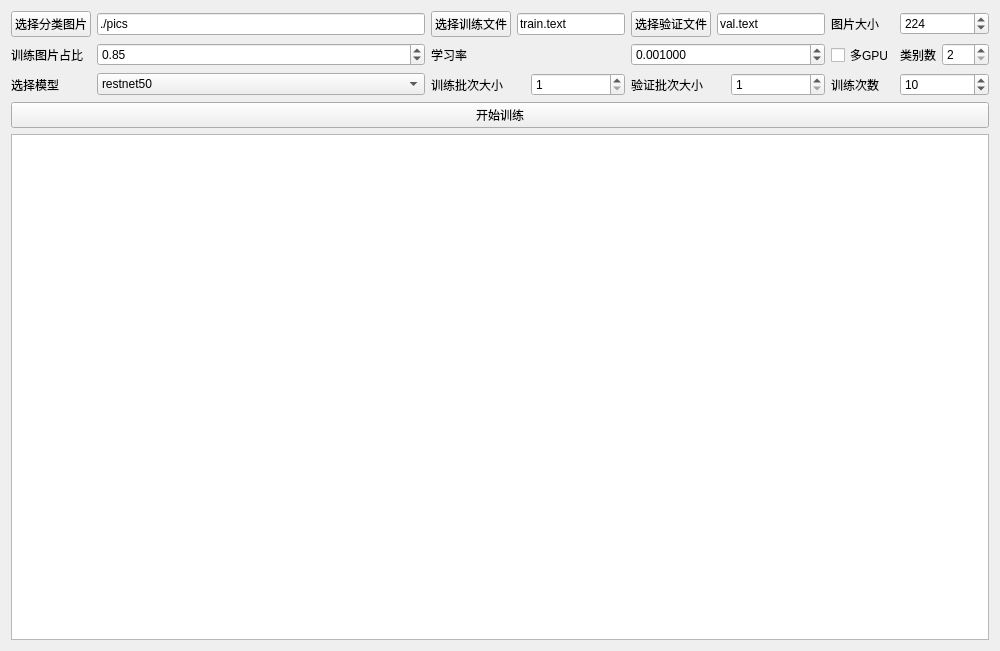
First picture: the form in train.ui, repository zym198098/classfy_imge, before the edit.
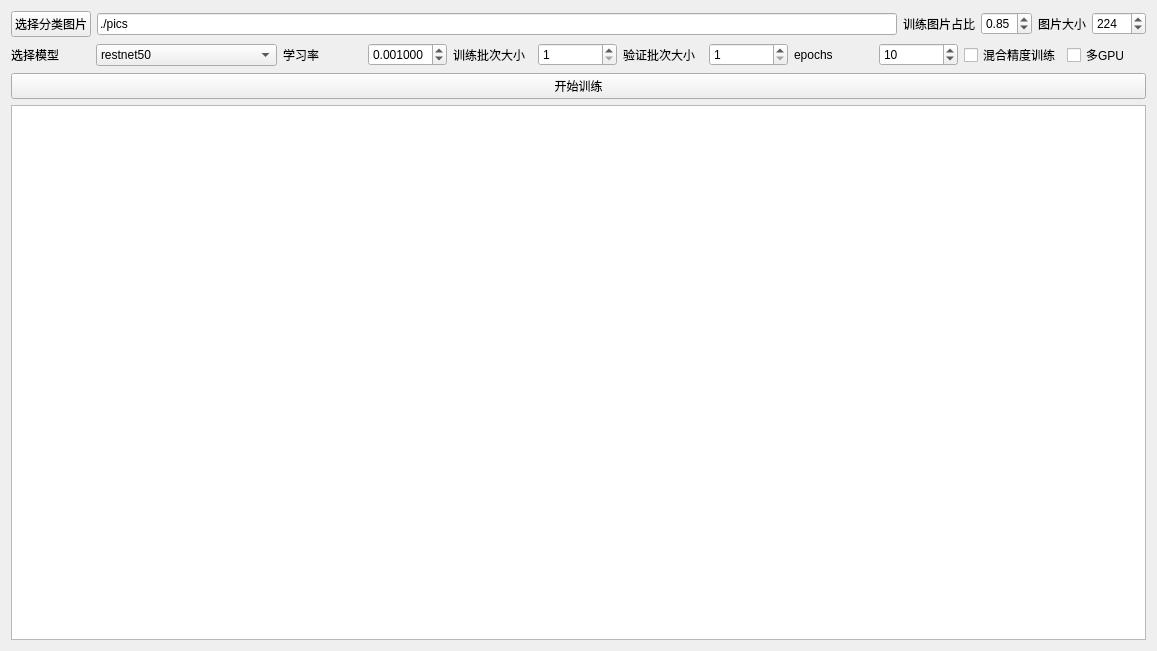
Second picture: the form after the edit.

Commit message: 增加模型、改进val 验证方法

Diff of the .ui file:
```diff
--- a/train.ui
+++ b/train.ui
@@ -6,7 +6,7 @@
    <rect>
     <x>0</x>
     <y>0</y>
-    <width>1000</width>
+    <width>1144</width>
     <height>651</height>
    </rect>
   </property>
@@ -18,13 +18,6 @@
     <layout class="QVBoxLayout" name="verticalLayout">
      <item>
       <layout class="QGridLayout" name="gridLayout">
-       <item row="2" column="0">
-        <widget class="QLabel" name="label">
-         <property name="text">
-          <string>选择模型</string>
-         </property>
-        </widget>
-       </item>
        <item row="0" column="0">
         <widget class="QPushButton" name="btn_picsdir">
          <property name="text">
@@ -39,7 +32,16 @@
          </property>
         </widget>
        </item>
-       <item row="2" column="1">
+       <item row="1" column="0" colspan="4">
+        <layout class="QHBoxLayout" name="horizontalLayout_4">
+         <item>
+          <widget class="QLabel" name="label">
+           <property name="text">
+            <string>选择模型</string>
+           </property>
+          </widget>
+         </item>
+         <item>
         <widget class="QComboBox" name="comb_model">
          <item>
           <property name="text">
@@ -61,79 +63,54 @@
            <string>effiction4</string>
           </property>
          </item>
-        </widget>
-       </item>
-       <item row="3" column="0" colspan="6">
-        <layout class="QHBoxLayout" name="horizontalLayout_3">
+           <item>
+            <property name="text">
+             <string>densenet121</string>
+            </property>
+           </item>
          <item>
-          <widget class="QPushButton" name="btn_train">
            <property name="text">
-            <string>开始训练</string>
-           </property>
-          </widget>
-         </item>
-        </layout>
-       </item>
-       <item row="1" column="0">
-        <widget class="QLabel" name="label_4">
+             <string>densenet161</string>
+            </property>
+           </item>
+           <item>
          <property name="text">
-          <string>训练图片占比</string>
-         </property>
-        </widget>
-       </item>
-       <item row="1" column="1">
-        <widget class="QDoubleSpinBox" name="doubleSpinBox_trainsize">
-         <property name="minimum">
-          <double>0.100000000000000</double>
-         </property>
-         <property name="maximum">
-          <double>1.000000000000000</double>
-         </property>
-         <property name="singleStep">
-          <double>0.010000000000000</double>
-         </property>
-         <property name="value">
-          <double>0.850000000000000</double>
-         </property>
-        </widget>
-       </item>
-       <item row="1" column="2">
+             <string>regnet_x_32gf</string>
+            </property>
+           </item>
+           <item>
+            <property name="text">
+             <string>vision_transformer.vit_b_32</string>
+            </property>
+           </item>
+          </widget>
+         </item>
+         <item>
         <widget class="QLabel" name="label_5">
          <property name="text">
           <string>学习率</string>
          </property>
         </widget>
        </item>
-       <item row="1" column="4">
-        <widget class="QCheckBox" name="checkBox_multGpu">
-         <property name="text">
-          <string>多GPU</string>
-         </property>
-        </widget>
-       </item>
-       <item row="1" column="5">
-        <layout class="QHBoxLayout" name="horizontalLayout_4">
          <item>
-          <widget class="QLabel" name="label_6">
-           <property name="text">
-            <string>类别数</string>
+          <widget class="QDoubleSpinBox" name="lr">
+           <property name="decimals">
+            <number>6</number>
            </property>
-          </widget>
-         </item>
-         <item>
-          <widget class="QSpinBox" name="classes">
            <property name="minimum">
-            <number>2</number>
+            <double>0.000010000000000</double>
            </property>
            <property name="maximum">
-            <number>100</number>
+            <double>0.010000000000000</double>
+           </property>
+           <property name="singleStep">
+            <double>0.000010000000000</double>
+           </property>
+           <property name="value">
+            <double>0.001000000000000</double>
            </property>
           </widget>
          </item>
-        </layout>
-       </item>
-       <item row="2" column="2" colspan="2">
-        <layout class="QHBoxLayout" name="horizontalLayout_5">
          <item>
           <widget class="QLabel" name="label_3">
            <property name="text">
@@ -168,16 +145,14 @@
            </property>
           </widget>
          </item>
-        </layout>
-       </item>
-       <item row="2" column="4">
+         <item>
         <widget class="QLabel" name="label_7">
          <property name="text">
-          <string>训练次数</string>
+            <string>epochs</string>
          </property>
         </widget>
        </item>
-       <item row="2" column="5">
+         <item>
         <widget class="QSpinBox" name="epochs">
          <property name="minimum">
           <number>1</number>
@@ -190,7 +165,57 @@
          </property>
         </widget>
        </item>
-       <item row="0" column="5">
+         <item>
+          <widget class="QCheckBox" name="checkBox_amp">
+           <property name="text">
+            <string>混合精度训练</string>
+           </property>
+          </widget>
+         </item>
+         <item>
+          <widget class="QCheckBox" name="checkBox_multGpu">
+           <property name="text">
+            <string>多GPU</string>
+           </property>
+          </widget>
+         </item>
+        </layout>
+       </item>
+       <item row="0" column="2" colspan="2">
+        <layout class="QHBoxLayout" name="horizontalLayout_6">
+         <item>
+          <layout class="QHBoxLayout" name="horizontalLayout_7">
+           <item>
+            <widget class="QLabel" name="label_4">
+             <property name="text">
+              <string>训练图片占比</string>
+             </property>
+            </widget>
+           </item>
+           <item>
+            <widget class="QDoubleSpinBox" name="doubleSpinBox_trainsize">
+             <property name="minimum">
+              <double>0.100000000000000</double>
+             </property>
+             <property name="maximum">
+              <double>1.000000000000000</double>
+             </property>
+             <property name="singleStep">
+              <double>0.010000000000000</double>
+             </property>
+             <property name="value">
+              <double>0.850000000000000</double>
+             </property>
+            </widget>
+           </item>
+           <item>
+            <widget class="QLabel" name="label_8">
+             <property name="text">
+              <string>图片大小</string>
+             </property>
+            </widget>
+           </item>
+           <item>
         <widget class="QSpinBox" name="img_size">
          <property name="minimum">
           <number>32</number>
@@ -206,69 +231,18 @@
          </property>
         </widget>
        </item>
-       <item row="0" column="4">
-        <layout class="QHBoxLayout" name="horizontalLayout_7">
-         <item>
-          <widget class="QLabel" name="label_8">
-           <property name="text">
-            <string>图片大小</string>
-           </property>
-          </widget>
+          </layout>
          </item>
         </layout>
        </item>
-       <item row="0" column="2" colspan="2">
-        <layout class="QHBoxLayout" name="horizontalLayout_6">
-         <item>
-          <widget class="QPushButton" name="btn_traintext">
-           <property name="text">
-            <string>选择训练文件</string>
-           </property>
-          </widget>
+      </layout>
          </item>
          <item>
-          <widget class="QLineEdit" name="lineEdit_traintext">
+      <widget class="QPushButton" name="btn_train">
            <property name="text">
-            <string>train.text</string>
-           </property>
-          </widget>
-         </item>
-         <item>
-          <widget class="QPushButton" name="btn_valtext">
-           <property name="text">
-            <string>选择验证文件</string>
-           </property>
-          </widget>
-         </item>
-         <item>
-          <widget class="QLineEdit" name="lineEdit_valtext">
-           <property name="text">
-            <string>val.text</string>
-           </property>
-          </widget>
-         </item>
-        </layout>
-       </item>
-       <item row="1" column="3">
-        <widget class="QDoubleSpinBox" name="lr">
-         <property name="decimals">
-          <number>6</number>
-         </property>
-         <property name="minimum">
-          <double>0.000010000000000</double>
-         </property>
-         <property name="maximum">
-          <double>0.010000000000000</double>
-         </property>
-         <property name="singleStep">
-          <double>0.000010000000000</double>
-         </property>
-         <property name="value">
-          <double>0.001000000000000</double>
-         </property>
-        </widget>
-       </item>
-      </layout>
+        <string>开始训练</string>
+       </property>
+      </widget>
      </item>
      <item>
       <layout class="QHBoxLayout" name="horizontalLayout_2">
```
Lines whose indentation alone changed are shown as unchanged. The commit also changes 11 other files.
